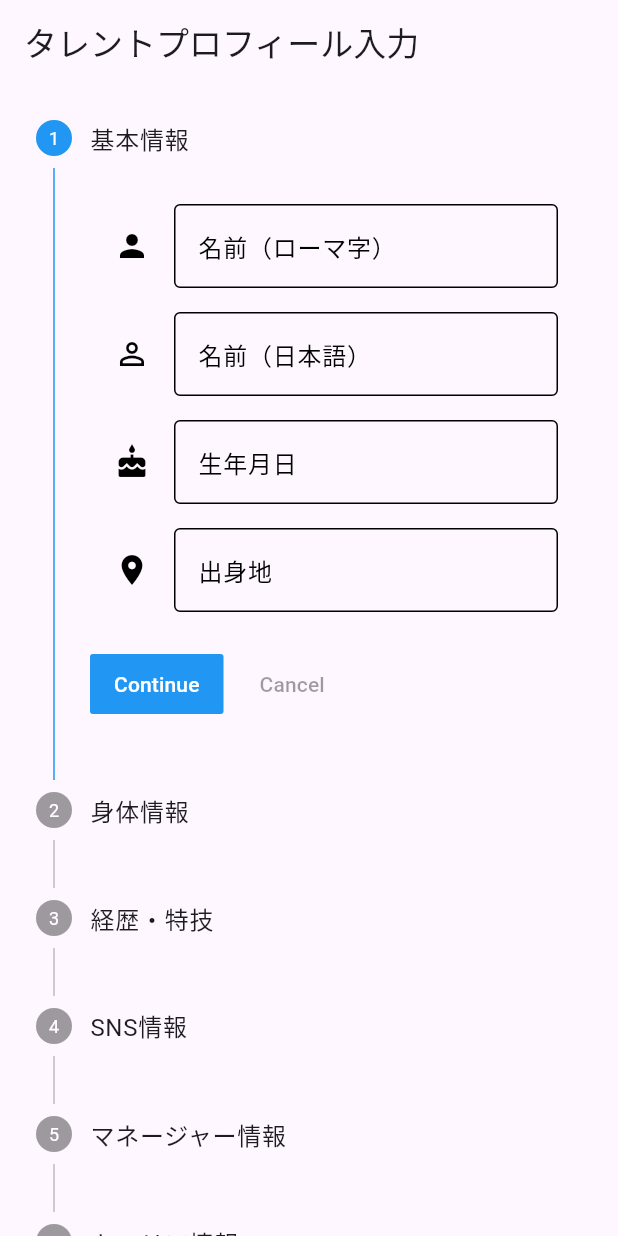
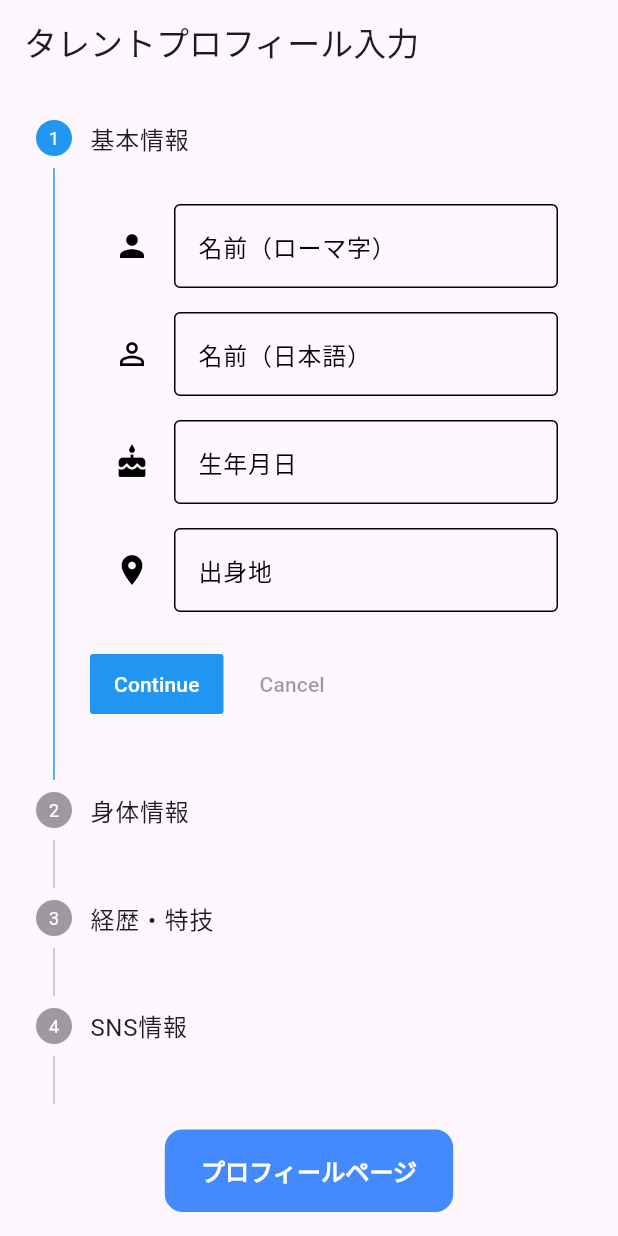
Before and after one commit to senao-routine/flutter_application_composite, a Flutter app: the screen it shows after launch, on a phone screen of 412 x 824 dp. Run offline on Flutter 3.47's test engine with Material 3 defaults, Android fonts, the light colour scheme and no system bars; our stand-ins replace firebase_core, image_picker; missing offline and left inert: dart:html; accounts and stored records are empty; statements that could not run were skipped.

Commit message:
“サンプルページ作成”

```diff
--- a/lib/inputformview.dart
+++ b/lib/inputformview.dart
@@ -1,3 +1,4 @@
+import 'package:composite_app/screens/profile/profile_sample_page.dart';
 import 'package:flutter/material.dart';
 import 'dart:io';
 import 'package:image_picker/image_picker.dart';
@@ -16,33 +17,64 @@ class _InputFormViewState extends State<InputFormView> {
   int _currentStep = 0;
   List<dynamic> photos = []; // XFile or File
 
-  // プロフィール情報
-  String? name;
-  String? nameJapanese;
-  String? birthDate;
-  String? birthPlace;
-  String? height;
-  String? weight;
-  String? bust;
-  String? waist;
-  String? hip;
-  String? shoeSize;
-  String? hobby;
-  String? skill;
-  String? qualification;
-  String? education;
-  String? catchphrase;
-  String? followers;
-  String? twitterAccount;
-  String? tiktokAccount;
-  String? instagramAccount;
-  String? managerName;
-  String? managerEmail;
-  String? managerPhone;
-  String? agency;
+  // 各フィールドのコントローラを作成
+  TextEditingController nameController = TextEditingController();
+  TextEditingController nameJapaneseController = TextEditingController();
+  TextEditingController birthDateController = TextEditingController();
+  TextEditingController birthPlaceController = TextEditingController();
+  TextEditingController heightController = TextEditingController();
+  TextEditingController weightController = TextEditingController();
+  TextEditingController bustController = TextEditingController();
+  TextEditingController waistController = TextEditingController();
+  TextEditingController hipController = TextEditingController();
+  TextEditingController shoeSizeController = TextEditingController();
+  TextEditingController hobbyController = TextEditingController();
+  TextEditingController skillController = TextEditingController();
+  TextEditingController qualificationController = TextEditingController();
+  TextEditingController educationController = TextEditingController();
+  TextEditingController catchphraseController = TextEditingController();
+  TextEditingController followersController = TextEditingController();
+  TextEditingController twitterAccountController = TextEditingController();
+  TextEditingController tiktokAccountController = TextEditingController();
+  TextEditingController instagramAccountController = TextEditingController();
+  TextEditingController managerNameController = TextEditingController();
+  TextEditingController managerEmailController = TextEditingController();
+  TextEditingController managerPhoneController = TextEditingController();
+  TextEditingController agencyController = TextEditingController();
 
-  // キャリア情報
-  List<Map<String, List<String>>> careerList = [];
+  // プロフィールページに遷移する処理
+  void _goToProfilePage() {
+    Navigator.push(
+      context,
+      MaterialPageRoute(
+        builder: (context) => ProfileSamplePage(
+          name: nameController.text,
+          nameJapanese: nameJapaneseController.text,
+          birthDate: birthDateController.text,
+          birthPlace: birthPlaceController.text,
+          height: heightController.text,
+          weight: weightController.text,
+          bust: bustController.text,
+          waist: waistController.text,
+          hip: hipController.text,
+          shoeSize: shoeSizeController.text,
+          hobby: hobbyController.text,
+          skill: skillController.text,
+          qualification: qualificationController.text,
+          education: educationController.text,
+          catchphrase: catchphraseController.text,
+          followers: followersController.text,
+          twitterAccount: twitterAccountController.text,
+          tiktokAccount: tiktokAccountController.text,
+          instagramAccount: instagramAccountController.text,
+          managerName: managerNameController.text,
+          managerEmail: managerEmailController.text,
+          managerPhone: managerPhoneController.text,
+          agency: agencyController.text,
+        ),
+      ),
+    );
+  }
 
   Future<void> _pickImage() async {
     if (kIsWeb) {
@@ -82,25 +114,6 @@ class _InputFormViewState extends State<InputFormView> {
     return savedImage.path;
   }
 
-  void _addCareerCategory() {
-    setState(() {
-      careerList.add({'': []});
-    });
-  }
-
-  void _addCareerItem(int categoryIndex) {
-    setState(() {
-      careerList[categoryIndex].values.first.add('');
-    });
-  }
-
-  void _updateCategoryName(int index, String newName) {
-    setState(() {
-      String oldName = careerList[index].keys.first;
-      careerList[index] = {newName: careerList[index][oldName]!};
-    });
-  }
-
   @override
   Widget build(BuildContext context) {
     return Scaffold(
@@ -108,7 +121,10 @@ class _InputFormViewState extends State<InputFormView> {
         title: Text('タレントプロフィール入力'),
         elevation: 0,
       ),
-      body: Theme(
+      body: Column(
+        children: [
+          Expanded(
+            child: Theme(
               data: Theme.of(context).copyWith(
                 colorScheme: ColorScheme.light(primary: Colors.blue),
               ),
@@ -128,8 +144,9 @@ class _InputFormViewState extends State<InputFormView> {
                     }
                   }
                 },
-          onStepCancel:
-              _currentStep > 0 ? () => setState(() => _currentStep -= 1) : null,
+                onStepCancel: _currentStep > 0
+                    ? () => setState(() => _currentStep -= 1)
+                    : null,
                 steps: [
                   Step(
                     title: Text('基本情報'),
@@ -169,6 +186,34 @@ class _InputFormViewState extends State<InputFormView> {
                 ],
               ),
             ),
+          ),
+          Padding(
+            padding: const EdgeInsets.all(16.0),
+            child: Row(
+              mainAxisAlignment: MainAxisAlignment.spaceAround,
+              children: [
+                TextButton(
+                  style: TextButton.styleFrom(
+                    padding: EdgeInsets.symmetric(horizontal: 24, vertical: 16),
+                    backgroundColor: Colors.blueAccent,
+                    foregroundColor: Colors.white,
+                    shape: RoundedRectangleBorder(
+                      borderRadius: BorderRadius.circular(12),
+                    ),
+                    elevation: 4,
+                  ),
+                  onPressed: _goToProfilePage,
+                  child: Text(
+                    'プロフィールページ',
+                    style: TextStyle(fontSize: 16, fontWeight: FontWeight.bold),
+                  ),
+                ),
+                // 他のボタンを追加可能
+              ],
+            ),
+          ),
+        ],
+      ),
     );
   }
 
@@ -189,12 +234,11 @@ class _InputFormViewState extends State<InputFormView> {
       key: _formKey,
       child: Column(
         children: [
-          _buildTextField('名前（ローマ字）', Icons.person, (value) => name = value),
+          _buildTextField('名前（ローマ字）', Icons.person, nameController),
           _buildTextField(
-              '名前（日本語）', Icons.person_outline, (value) => nameJapanese = value),
-          _buildTextField('生年月日', Icons.cake, (value) => birthDate = value),
-          _buildTextField(
-              '出身地', Icons.location_on, (value) => birthPlace = value),
+              '名前（日本語）', Icons.person_outline, nameJapaneseController),
+          _buildTextField('生年月日', Icons.cake, birthDateController),
+          _buildTextField('出身地', Icons.location_on, birthPlaceController),
         ],
       ),
     );
@@ -203,13 +247,12 @@ class _InputFormViewState extends State<InputFormView> {
   Widget _buildPhysicalInfoForm() {
     return Column(
       children: [
-        _buildTextField('身長', Icons.height, (value) => height = value),
-        _buildTextField('体重', Icons.monitor_weight, (value) => weight = value),
-        _buildTextField('バスト', Icons.person, (value) => bust = value),
-        _buildTextField('ウエスト', Icons.person, (value) => waist = value),
-        _buildTextField('ヒップ', Icons.person, (value) => hip = value),
-        _buildTextField(
-            '靴のサイズ', Icons.shopping_bag, (value) => shoeSize = value),
+        _buildTextField('身長', Icons.height, heightController),
+        _buildTextField('体重', Icons.monitor_weight, weightController),
+        _buildTextField('バスト', Icons.person, bustController),
+        _buildTextField('ウエスト', Icons.person, waistController),
+        _buildTextField('ヒップ', Icons.person, hipController),
+        _buildTextField('靴のサイズ', Icons.shopping_bag, shoeSizeController),
       ],
     );
   }
@@ -217,12 +260,12 @@ class _InputFormViewState extends State<InputFormView> {
   Widget _buildSkillsAndEducationForm() {
     return Column(
       children: [
-        _buildTextField('趣味', Icons.favorite, (value) => hobby = value),
-        _buildTextField('特技', Icons.star, (value) => skill = value),
-        _buildTextField('資格', Icons.school, (value) => qualification = value),
-        _buildTextField('学歴', Icons.school, (value) => education = value),
+        _buildTextField('趣味', Icons.favorite, hobbyController),
+        _buildTextField('特技', Icons.star, skillController),
+        _buildTextField('資格', Icons.school, qualificationController),
+        _buildTextField('学歴', Icons.school, educationController),
         _buildTextField(
-            'キャッチフレーズ', Icons.catching_pokemon, (value) => catchphrase = value),
+            'キャッチフレーズ', Icons.catching_pokemon, catchphraseController),
       ],
     );
   }
@@ -230,13 +273,13 @@ class _InputFormViewState extends State<InputFormView> {
   Widget _buildSNSInfoForm() {
     return Column(
       children: [
-        _buildTextField('フォロワー数', Icons.people, (value) => followers = value),
-        _buildTextField('Twitterアカウント', Icons.alternate_email,
-            (value) => twitterAccount = value),
-        _buildTextField('TikTokアカウント', Icons.alternate_email,
-            (value) => tiktokAccount = value),
+        _buildTextField('フォロワー数', Icons.people, followersController),
+        _buildTextField(
+            'Twitterアカウント', Icons.alternate_email, twitterAccountController),
+        _buildTextField(
+            'TikTokアカウント', Icons.alternate_email, tiktokAccountController),
         _buildTextField('Instagramアカウント', Icons.alternate_email,
-            (value) => instagramAccount = value),
+            instagramAccountController),
       ],
     );
   }
@@ -244,28 +287,25 @@ class _InputFormViewState extends State<InputFormView> {
   Widget _buildManagerInfoForm() {
     return Column(
       children: [
-        _buildTextField(
-            'マネージャー名', Icons.person, (value) => managerName = value),
-        _buildTextField(
-            'マネージャーEmail', Icons.email, (value) => managerEmail = value),
-        _buildTextField(
-            'マネージャー電話番号', Icons.phone, (value) => managerPhone = value),
-        _buildTextField('所属事務所', Icons.business, (value) => agency = value),
+        _buildTextField('マネージャー名', Icons.person, managerNameController),
+        _buildTextField('マネージャーEmail', Icons.email, managerEmailController),
+        _buildTextField('マネージャー電話番号', Icons.phone, managerPhoneController),
+        _buildTextField('所属事務所', Icons.business, agencyController),
       ],
     );
   }
 
   Widget _buildTextField(
-      String label, IconData icon, Function(String?) onSaved) {
+      String label, IconData icon, TextEditingController controller) {
     return Padding(
       padding: const EdgeInsets.symmetric(vertical: 8.0),
       child: TextFormField(
+        controller: controller,
         decoration: InputDecoration(
           labelText: label,
           icon: Icon(icon),
           border: OutlineInputBorder(),
         ),
-        onSaved: onSaved,
       ),
     );
   }
@@ -274,55 +314,13 @@ class _InputFormViewState extends State<InputFormView> {
     return Column(
       children: [
         ElevatedButton(
-          onPressed: _addCareerCategory,
+          onPressed: () {
+            // 新しいカテゴリーを追加する処理
+          },
           child: Text('新しいカテゴリーを追加'),
         ),
         SizedBox(height: 16),
-        ...careerList.asMap().entries.map((entry) {
-          int index = entry.key;
-          Map<String, List<String>> category = entry.value;
-          String categoryName = category.keys.first;
-          List<String> items = category.values.first;
-
-          return Column(
-            crossAxisAlignment: CrossAxisAlignment.start,
-            children: [
-              TextFormField(
-                initialValue: categoryName,
-                decoration: InputDecoration(
-                  labelText: 'カテゴリー名',
-                  hintText: 'カテゴリー名を入力してください',
-                  border: OutlineInputBorder(),
-                ),
-                onChanged: (value) => _updateCategoryName(index, value),
-              ),
-              SizedBox(height: 8),
-              ...items.asMap().entries.map((itemEntry) {
-                int itemIndex = itemEntry.key;
-                return Padding(
-                  padding: const EdgeInsets.only(bottom: 8.0),
-                  child: TextFormField(
-                    initialValue: itemEntry.value,
-                    decoration: InputDecoration(
-                      labelText: '項目 ${itemIndex + 1}',
-                      border: OutlineInputBorder(),
-                    ),
-                    onChanged: (value) {
-                      setState(() {
-                        careerList[index][categoryName]![itemIndex] = value;
-                      });
-                    },
-                  ),
-                );
-              }).toList(),
-              ElevatedButton(
-                onPressed: () => _addCareerItem(index),
-                child: Text('項目を追加'),
-              ),
-              SizedBox(height: 16),
-            ],
-          );
-        }).toList(),
+        // 入力項目を追加していくロジック
       ],
     );
   }
--- a/lib/main.dart
+++ b/lib/main.dart
@@ -16,6 +16,7 @@ class MyApp extends StatelessWidget {
   @override
   Widget build(BuildContext context) {
     return MaterialApp(
+      debugShowCheckedModeBanner: false,
       title: 'Talent Composite',
       theme: ThemeData(
         primarySwatch: Colors.blue,
```
Also changed, not shown: lib/screens/profile/profile_sample_page.dart (added, +95 -0 lines), package-lock.json (added), 1 other file. Lines whose indentation alone changed are shown as unchanged.
